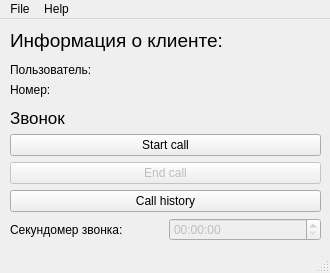
Old version of the form src/lib/clientmainwindow.ui in the repository hyakkyy/callCenter.
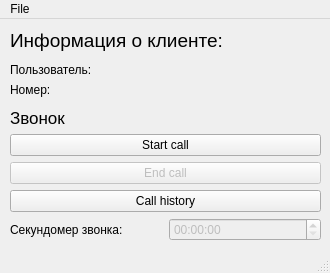
New version of the form.

Patch:
```diff
--- a/src/lib/clientmainwindow.ui
+++ b/src/lib/clientmainwindow.ui
@@ -167,14 +167,7 @@
     </property>
     <addaction name="actionExit"/>
    </widget>
-   <widget class="QMenu" name="menuHelp">
-    <property name="title">
-     <string>Help</string>
-    </property>
-    <addaction name="actionAbout"/>
-   </widget>
    <addaction name="menuFile"/>
-   <addaction name="menuHelp"/>
   </widget>
   <widget class="QStatusBar" name="statusbar"/>
   <action name="actionExit">
```
Left out of the diff: 2 changed lines with no effect on the pictures.
